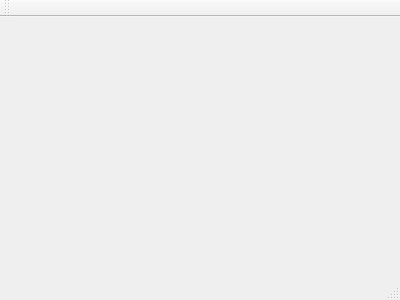
First picture: the form in mainwindow.ui, repository paule32/QtApache, before the edit.
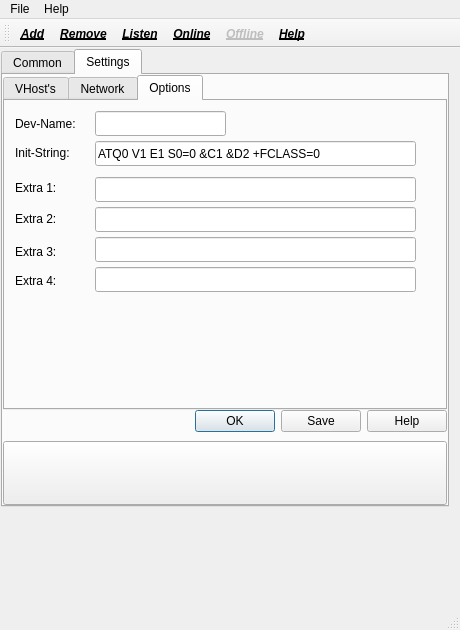
Second picture: the form after the edit. The open tabs and pages were chosen to show the change. Icons and pictures are not drawn.

Patch:
```diff
--- a/mainwindow.ui
+++ b/mainwindow.ui
@@ -1,24 +1,835 @@
 <ui version="4.0">
  <class>MainWindow</class>
- <widget class="QMainWindow" name="MainWindow" >
-  <property name="geometry" >
+ <widget class="QMainWindow" name="MainWindow">
+  <property name="geometry">
    <rect>
     <x>0</x>
     <y>0</y>
-    <width>400</width>
-    <height>300</height>
+    <width>460</width>
+    <height>630</height>
    </rect>
   </property>
   <property name="windowTitle" >
    <string>MainWindow</string>
   </property>
-  <widget class="QMenuBar" name="menuBar" />
-  <widget class="QToolBar" name="mainToolBar" />
-  <widget class="QWidget" name="centralWidget" />
-  <widget class="QStatusBar" name="statusBar" />
+  <widget class="QWidget" name="centralWidget">
+   <property name="enabled">
+    <bool>true</bool>
+   </property>
+   <layout class="QVBoxLayout" name="verticalLayout_2" stretch="0">
+    <property name="spacing">
+     <number>1</number>
+    </property>
+    <property name="sizeConstraint">
+     <enum>QLayout::SetFixedSize</enum>
+    </property>
+    <property name="leftMargin">
+     <number>1</number>
+    </property>
+    <property name="topMargin">
+     <number>1</number>
+    </property>
+    <property name="rightMargin">
+     <number>1</number>
+    </property>
+    <property name="bottomMargin">
+     <number>1</number>
+    </property>
+    <item>
+     <layout class="QHBoxLayout" name="horizontalLayout_2">
+      <property name="spacing">
+       <number>0</number>
+      </property>
+      <property name="sizeConstraint">
+       <enum>QLayout::SetFixedSize</enum>
+      </property>
+      <item>
+       <widget class="QWidget" name="widget" native="true">
+        <property name="sizePolicy">
+         <sizepolicy hsizetype="Fixed" vsizetype="Fixed">
+          <horstretch>0</horstretch>
+          <verstretch>0</verstretch>
+         </sizepolicy>
+        </property>
+        <property name="minimumSize">
+         <size>
+          <width>0</width>
+          <height>480</height>
+         </size>
+        </property>
+        <layout class="QVBoxLayout" name="verticalLayout_9">
+         <property name="spacing">
+          <number>0</number>
+         </property>
+         <property name="sizeConstraint">
+          <enum>QLayout::SetFixedSize</enum>
+         </property>
+         <property name="leftMargin">
+          <number>0</number>
+         </property>
+         <property name="topMargin">
+          <number>0</number>
+         </property>
+         <property name="rightMargin">
+          <number>0</number>
+         </property>
+         <property name="bottomMargin">
+          <number>0</number>
+         </property>
+         <item>
+          <layout class="QVBoxLayout" name="verticalLayout_8">
+           <property name="spacing">
+            <number>0</number>
+           </property>
+           <property name="sizeConstraint">
+            <enum>QLayout::SetFixedSize</enum>
+           </property>
+           <property name="leftMargin">
+            <number>0</number>
+           </property>
+           <property name="rightMargin">
+            <number>0</number>
+           </property>
+           <item>
+            <widget class="QWidget" name="widget_2" native="true">
+             <layout class="QHBoxLayout" name="horizontalLayout">
+              <property name="spacing">
+               <number>0</number>
+              </property>
+              <property name="leftMargin">
+               <number>0</number>
+              </property>
+              <property name="topMargin">
+               <number>0</number>
+              </property>
+              <property name="rightMargin">
+               <number>0</number>
+              </property>
+              <property name="bottomMargin">
+               <number>0</number>
+              </property>
+              <item>
+               <layout class="QVBoxLayout" name="verticalLayout_10">
+                <property name="spacing">
+                 <number>0</number>
+                </property>
+                <item>
+                 <widget class="QWidget" name="widget_3" native="true">
+                  <layout class="QVBoxLayout" name="verticalLayout_20">
+                   <property name="spacing">
+                    <number>0</number>
+                   </property>
+                   <property name="sizeConstraint">
+                    <enum>QLayout::SetFixedSize</enum>
+                   </property>
+                   <property name="leftMargin">
+                    <number>0</number>
+                   </property>
+                   <property name="topMargin">
+                    <number>0</number>
+                   </property>
+                   <property name="rightMargin">
+                    <number>0</number>
+                   </property>
+                   <property name="bottomMargin">
+                    <number>0</number>
+                   </property>
+                   <item>
+                    <layout class="QVBoxLayout" name="verticalLayout_19">
+                     <property name="spacing">
+                      <number>0</number>
+                     </property>
+                     <property name="sizeConstraint">
+                      <enum>QLayout::SetFixedSize</enum>
+                     </property>
+                     <property name="leftMargin">
+                      <number>0</number>
+                     </property>
+                     <property name="topMargin">
+                      <number>0</number>
+                     </property>
+                     <item>
+                      <widget class="QWidget" name="widget_4" native="true">
+                       <layout class="QVBoxLayout" name="verticalLayout_25">
+                        <property name="spacing">
+                         <number>0</number>
+                        </property>
+                        <property name="leftMargin">
+                         <number>0</number>
+                        </property>
+                        <property name="topMargin">
+                         <number>0</number>
+                        </property>
+                        <property name="rightMargin">
+                         <number>0</number>
+                        </property>
+                        <property name="bottomMargin">
+                         <number>0</number>
+                        </property>
+                        <item>
+                         <widget class="QTabWidget" name="tabWidget">
+                          <property name="sizePolicy">
+                           <sizepolicy hsizetype="Expanding" vsizetype="Expanding">
+                            <horstretch>0</horstretch>
+                            <verstretch>0</verstretch>
+                           </sizepolicy>
+                          </property>
+                          <property name="currentIndex">
+                           <number>0</number>
+                          </property>
+                          <property name="elideMode">
+                           <enum>Qt::ElideMiddle</enum>
+                          </property>
+                          <widget class="QWidget" name="tab_16">
+                           <attribute name="title">
+                            <string>Common</string>
+                           </attribute>
+                           <layout class="QVBoxLayout" name="verticalLayout">
+                            <item>
+                             <widget class="QTreeWidget" name="treeWidget_4">
+                              <property name="minimumSize">
+                               <size>
+                                <width>0</width>
+                                <height>350</height>
+                               </size>
+                              </property>
+                              <property name="verticalScrollBarPolicy">
+                               <enum>Qt::ScrollBarAlwaysOn</enum>
+                              </property>
+                              <property name="autoScrollMargin">
+                               <number>16</number>
+                              </property>
+                              <property name="iconSize">
+                               <size>
+                                <width>32</width>
+                                <height>32</height>
+                               </size>
+                              </property>
+                              <property name="indentation">
+                               <number>0</number>
+                              </property>
+                              <property name="rootIsDecorated">
+                               <bool>false</bool>
+                              </property>
+                              <property name="wordWrap">
+                               <bool>false</bool>
+                              </property>
+                              <property name="columnCount">
+                               <number>2</number>
+                              </property>
+                              <attribute name="headerCascadingSectionResizes">
+                               <bool>false</bool>
+                              </attribute>
+                              <attribute name="headerDefaultSectionSize">
+                               <number>200</number>
+                              </attribute>
+                              <column>
+                               <property name="text">
+                                <string> Computer: localhost</string>
+                               </property>
+                              </column>
+                              <column>
+                               <property name="text">
+                                <string>IP</string>
+                               </property>
+                              </column>
+                              <item>
+                               <property name="text">
+                                <string>ServerA</string>
+                               </property>
+                               <property name="font">
+                                <font>
+                                 <pointsize>14</pointsize>
+                                 <weight>50</weight>
+                                 <bold>false</bold>
+                                </font>
+                               </property>
+                               <property name="icon">
+                                <iconset resource="resources.qrc">
+                                 <normaloff>:/img/online.jpeg</normaloff>:/img/online.jpeg</iconset>
+                               </property>
+                               <property name="text">
+                                <string>127.0.0.1</string>
+                               </property>
+                              </item>
+                              <item>
+                               <property name="text">
+                                <string>ServerB</string>
+                               </property>
+                               <property name="font">
+                                <font>
+                                 <pointsize>14</pointsize>
+                                </font>
+                               </property>
+                               <property name="icon">
+                                <iconset>
+                                 <activeon>:/img/offline.jpeg</activeon>
+                                </iconset>
+                               </property>
+                               <property name="text">
+                                <string>192.168.178.2</string>
+                               </property>
+                              </item>
+                             </widget>
+                            </item>
+                            <item>
+                             <widget class="QDialogButtonBox" name="buttonBox_7">
+                              <property name="standardButtons">
+                               <set>QDialogButtonBox::Help|QDialogButtonBox::Ok|QDialogButtonBox::Save</set>
+                              </property>
+                             </widget>
+                            </item>
+                            <item>
+                             <widget class="QPushButton" name="pushButton">
+                              <property name="enabled">
+                               <bool>true</bool>
+                              </property>
+                              <property name="maximumSize">
+                               <size>
+                                <width>16777215</width>
+                                <height>64</height>
+                               </size>
+                              </property>
+                              <property name="text">
+                               <string/>
+                              </property>
+                              <property name="icon">
+                               <iconset>
+                                <normalon>:/img/btn_donateCC_LG.gif</normalon>
+                               </iconset>
+                              </property>
+                              <property name="iconSize">
+                               <size>
+                                <width>256</width>
+                                <height>128</height>
+                               </size>
+                              </property>
+                             </widget>
+                            </item>
+                           </layout>
+                          </widget>
+                          <widget class="QWidget" name="tab_17">
+                           <attribute name="title">
+                            <string>Settings</string>
+                           </attribute>
+                           <layout class="QVBoxLayout" name="verticalLayout_21">
+                            <property name="spacing">
+                             <number>0</number>
+                            </property>
+                            <property name="leftMargin">
+                             <number>0</number>
+                            </property>
+                            <property name="topMargin">
+                             <number>0</number>
+                            </property>
+                            <property name="rightMargin">
+                             <number>0</number>
+                            </property>
+                            <property name="bottomMargin">
+                             <number>0</number>
+                            </property>
+                            <item>
+                             <layout class="QVBoxLayout" name="verticalLayout_22">
+                              <property name="spacing">
+                               <number>0</number>
+                              </property>
+                              <property name="sizeConstraint">
+                               <enum>QLayout::SetFixedSize</enum>
+                              </property>
+                              <property name="leftMargin">
+                               <number>0</number>
+                              </property>
+                              <item>
+                               <widget class="QTabWidget" name="tabWidget_5">
+                                <property name="sizePolicy">
+                                 <sizepolicy hsizetype="Fixed" vsizetype="Preferred">
+                                  <horstretch>0</horstretch>
+                                  <verstretch>0</verstretch>
+                                 </sizepolicy>
+                                </property>
+                                <property name="minimumSize">
+                                 <size>
+                                  <width>444</width>
+                                  <height>0</height>
+                                 </size>
+                                </property>
+                                <property name="currentIndex">
+                                 <number>0</number>
+                                </property>
+                                <widget class="QWidget" name="tab_18">
+                                 <attribute name="title">
+                                  <string>VHost's</string>
+                                 </attribute>
+                                 <layout class="QVBoxLayout" name="verticalLayout_23">
+                                  <property name="spacing">
+                                   <number>0</number>
+                                  </property>
+                                  <property name="leftMargin">
+                                   <number>0</number>
+                                  </property>
+                                  <property name="topMargin">
+                                   <number>0</number>
+                                  </property>
+                                  <property name="rightMargin">
+                                   <number>0</number>
+                                  </property>
+                                  <property name="bottomMargin">
+                                   <number>0</number>
+                                  </property>
+                                  <item>
+                                   <widget class="QScrollArea" name="scrollArea_2">
+                                    <property name="verticalScrollBarPolicy">
+                                     <enum>Qt::ScrollBarAlwaysOn</enum>
+                                    </property>
+                                    <property name="widgetResizable">
+                                     <bool>true</bool>
+                                    </property>
+                                    <widget class="QWidget" name="scrollAreaWidgetContents_2">
+                                     <property name="geometry">
+                                      <rect>
+                                       <x>0</x>
+                                       <y>0</y>
+                                       <width>424</width>
+                                       <height>312</height>
+                                      </rect>
+                                     </property>
+                                     <layout class="QVBoxLayout" name="verticalLayout_24">
+                                      <property name="spacing">
+                                       <number>0</number>
+                                      </property>
+                                      <property name="leftMargin">
+                                       <number>0</number>
+                                      </property>
+                                      <property name="topMargin">
+                                       <number>0</number>
+                                      </property>
+                                      <property name="rightMargin">
+                                       <number>0</number>
+                                      </property>
+                                      <property name="bottomMargin">
+                                       <number>0</number>
+                                      </property>
+                                      <item>
+                                       <widget class="QTabWidget" name="tabWidget_6">
+                                        <widget class="QWidget" name="tab_21">
+                                         <attribute name="title">
+                                          <string>Tab 1</string>
+                                         </attribute>
+                                         <widget class="QLabel" name="label">
+                                          <property name="geometry">
+                                           <rect>
+                                            <x>10</x>
+                                            <y>20</y>
+                                            <width>64</width>
+                                            <height>17</height>
+                                           </rect>
+                                          </property>
+                                          <property name="text">
+                                           <string>TextLabel</string>
+                                          </property>
+                                         </widget>
+                                        </widget>
+                                        <widget class="QWidget" name="tab_22">
+                                         <attribute name="title">
+                                          <string>Tab 2</string>
+                                         </attribute>
+                                        </widget>
+                                       </widget>
+                                      </item>
+                                     </layout>
+                                    </widget>
+                                   </widget>
+                                  </item>
+                                 </layout>
+                                </widget>
+                                <widget class="QWidget" name="tab_19">
+                                 <attribute name="title">
+                                  <string>Network</string>
+                                 </attribute>
+                                </widget>
+                                <widget class="QWidget" name="tab_20">
+                                 <attribute name="title">
+                                  <string>Options</string>
+                                 </attribute>
+                                 <widget class="QLabel" name="label_31">
+                                  <property name="geometry">
+                                   <rect>
+                                    <x>10</x>
+                                    <y>78</y>
+                                    <width>64</width>
+                                    <height>17</height>
+                                   </rect>
+                                  </property>
+                                  <property name="text">
+                                   <string>Extra 1:</string>
+                                  </property>
+                                 </widget>
+                                 <widget class="QLabel" name="label_32">
+                                  <property name="geometry">
+                                   <rect>
+                                    <x>10</x>
+                                    <y>109</y>
+                                    <width>64</width>
+                                    <height>17</height>
+                                   </rect>
+                                  </property>
+                                  <property name="text">
+                                   <string>Extra 2:</string>
+                                  </property>
+                                 </widget>
+                                 <widget class="QLineEdit" name="lineEdit_26">
+                                  <property name="geometry">
+                                   <rect>
+                                    <x>90</x>
+                                    <y>136</y>
+                                    <width>321</width>
+                                    <height>25</height>
+                                   </rect>
+                                  </property>
+                                 </widget>
+                                 <widget class="QLabel" name="label_33">
+                                  <property name="geometry">
+                                   <rect>
+                                    <x>10</x>
+                                    <y>43</y>
+                                    <width>81</width>
+                                    <height>17</height>
+                                   </rect>
+                                  </property>
+                                  <property name="text">
+                                   <string>Init-String:</string>
+                                  </property>
+                                 </widget>
+                                 <widget class="QLineEdit" name="lineEdit_27">
+                                  <property name="geometry">
+                                   <rect>
+                                    <x>90</x>
+                                    <y>76</y>
+                                    <width>321</width>
+                                    <height>25</height>
+                                   </rect>
+                                  </property>
+                                 </widget>
+                                 <widget class="QLineEdit" name="lineEdit_28">
+                                  <property name="geometry">
+                                   <rect>
+                                    <x>90</x>
+                                    <y>10</y>
+                                    <width>131</width>
+                                    <height>25</height>
+                                   </rect>
+                                  </property>
+                                 </widget>
+                                 <widget class="QLabel" name="label_34">
+                                  <property name="geometry">
+                                   <rect>
+                                    <x>10</x>
+                                    <y>171</y>
+                                    <width>64</width>
+                                    <height>17</height>
+                                   </rect>
+                                  </property>
+                                  <property name="text">
+                                   <string>Extra 4:</string>
+                                  </property>
+                                 </widget>
+                                 <widget class="QLineEdit" name="lineEdit_29">
+                                  <property name="geometry">
+                                   <rect>
+                                    <x>90</x>
+                                    <y>40</y>
+                                    <width>321</width>
+                                    <height>25</height>
+                                   </rect>
+                                  </property>
+                                  <property name="text">
+                                   <string>ATQ0 V1 E1 S0=0 &amp;C1 &amp;D2 +FCLASS=0</string>
+                                  </property>
+                                 </widget>
+                                 <widget class="QLineEdit" name="lineEdit_30">
+                                  <property name="geometry">
+                                   <rect>
+                                    <x>90</x>
+                                    <y>106</y>
+                                    <width>321</width>
+                                    <height>25</height>
+                                   </rect>
+                                  </property>
+                                 </widget>
+                                 <widget class="QLabel" name="label_35">
+                                  <property name="geometry">
+                                   <rect>
+                                    <x>10</x>
+                                    <y>14</y>
+                                    <width>71</width>
+                                    <height>17</height>
+                                   </rect>
+                                  </property>
+                                  <property name="text">
+                                   <string>Dev-Name:</string>
+                                  </property>
+                                 </widget>
+                                 <widget class="QLineEdit" name="lineEdit_31">
+                                  <property name="geometry">
+                                   <rect>
+                                    <x>90</x>
+                                    <y>166</y>
+                                    <width>321</width>
+                                    <height>25</height>
+                                   </rect>
+                                  </property>
+                                 </widget>
+                                 <widget class="QLabel" name="label_36">
+                                  <property name="geometry">
+                                   <rect>
+                                    <x>10</x>
+                                    <y>142</y>
+                                    <width>64</width>
+                                    <height>17</height>
+                                   </rect>
+                                  </property>
+                                  <property name="text">
+                                   <string>Extra 3:</string>
+                                  </property>
+                                 </widget>
+                                </widget>
+                               </widget>
+                              </item>
+                             </layout>
+                            </item>
+                            <item>
+                             <widget class="QDialogButtonBox" name="buttonBox_8">
+                              <property name="standardButtons">
+                               <set>QDialogButtonBox::Help|QDialogButtonBox::Ok|QDialogButtonBox::Save</set>
+                              </property>
+                             </widget>
+                            </item>
+                            <item>
+                             <spacer name="verticalSpacer">
+                              <property name="orientation">
+                               <enum>Qt::Vertical</enum>
+                              </property>
+                              <property name="sizeType">
+                               <enum>QSizePolicy::Fixed</enum>
+                              </property>
+                              <property name="sizeHint" stdset="0">
+                               <size>
+                                <width>20</width>
+                                <height>9</height>
+                               </size>
+                              </property>
+                             </spacer>
+                            </item>
+                            <item>
+                             <widget class="QPushButton" name="pushButton_2">
+                              <property name="enabled">
+                               <bool>true</bool>
+                              </property>
+                              <property name="maximumSize">
+                               <size>
+                                <width>16777215</width>
+                                <height>64</height>
+                               </size>
+                              </property>
+                              <property name="text">
+                               <string/>
+                              </property>
+                              <property name="icon">
+                               <iconset>
+                                <normalon>:/img/btn_donateCC_LG.gif</normalon>
+                               </iconset>
+                              </property>
+                              <property name="iconSize">
+                               <size>
+                                <width>256</width>
+                                <height>128</height>
+                               </size>
+                              </property>
+                             </widget>
+                            </item>
+                           </layout>
+                          </widget>
+                         </widget>
+                        </item>
+                       </layout>
+                      </widget>
+                     </item>
+                    </layout>
+                   </item>
+                  </layout>
+                 </widget>
+                </item>
+               </layout>
+              </item>
+             </layout>
+            </widget>
+           </item>
+          </layout>
+         </item>
+        </layout>
+       </widget>
+      </item>
+     </layout>
+    </item>
+   </layout>
+  </widget>
+  <widget class="QMenuBar" name="menuBar">
+   <property name="geometry">
+    <rect>
+     <x>0</x>
+     <y>0</y>
+     <width>460</width>
+     <height>22</height>
+    </rect>
+   </property>
+   <widget class="QMenu" name="menuFile">
+    <property name="title">
+     <string>File</string>
+    </property>
+    <addaction name="actionExit"/>
+   </widget>
+   <widget class="QMenu" name="menuHelp">
+    <property name="title">
+     <string>Help</string>
+    </property>
+    <addaction name="actionAbout_this_Application"/>
+    <addaction name="actionAbout_Qt"/>
+   </widget>
+   <addaction name="menuFile"/>
+   <addaction name="menuHelp"/>
+  </widget>
+  <widget class="QToolBar" name="mainToolBar">
+   <property name="font">
+    <font>
+     <weight>75</weight>
+     <italic>true</italic>
+     <bold>true</bold>
+     <underline>true</underline>
+    </font>
+   </property>
+   <property name="iconSize">
+    <size>
+     <width>64</width>
+     <height>64</height>
+    </size>
+   </property>
+   <property name="toolButtonStyle">
+    <enum>Qt::ToolButtonTextUnderIcon</enum>
+   </property>
+   <attribute name="toolBarArea">
+    <enum>TopToolBarArea</enum>
+   </attribute>
+   <attribute name="toolBarBreak">
+    <bool>false</bool>
+   </attribute>
+   <addaction name="actionAdd"/>
+   <addaction name="actionRemove"/>
+   <addaction name="actionListen"/>
+   <addaction name="actionGoOnline"/>
+   <addaction name="actionOffline"/>
+   <addaction name="actionHelp"/>
+  </widget>
+  <widget class="QStatusBar" name="statusBar"/>
+  <action name="actionListen">
+   <property name="checkable">
+    <bool>true</bool>
+   </property>
+   <property name="icon">
+    <iconset>
+     <activeon>:/img/1417835-200.png</activeon>
+    </iconset>
+   </property>
+   <property name="text">
+    <string>Listen</string>
+   </property>
+  </action>
+  <action name="actionHelp">
+   <property name="icon">
+    <iconset resource="resources.qrc">
+     <normaloff>:/img/help.jpeg</normaloff>:/img/help.jpeg</iconset>
+   </property>
+   <property name="text">
+    <string>Help</string>
+   </property>
+  </action>
+  <action name="actionGoOnline">
+   <property name="icon">
+    <iconset resource="resources.qrc">
+     <normaloff>:/img/index.jpeg</normaloff>:/img/index.jpeg</iconset>
+   </property>
+   <property name="text">
+    <string>Online</string>
+   </property>
+  </action>
+  <action name="actionOffline">
+   <property name="enabled">
+    <bool>false</bool>
+   </property>
+   <property name="icon">
+    <iconset resource="resources.qrc">
+     <normaloff>:/img/images.png</normaloff>:/img/images.png</iconset>
+   </property>
+   <property name="text">
+    <string>Offline</string>
+   </property>
+  </action>
+  <action name="actionAdd">
+   <property name="icon">
+    <iconset resource="resources.qrc">
+     <normaloff>:/img/modem1.png</normaloff>:/img/modem1.png</iconset>
+   </property>
+   <property name="text">
+    <string>Add</string>
+   </property>
+  </action>
+  <action name="actionRemove">
+   <property name="icon">
+    <iconset resource="resources.qrc">
+     <normaloff>:/img/modem2.png</normaloff>:/img/modem2.png</iconset>
+   </property>
+   <property name="text">
+    <string>Remove</string>
+   </property>
+  </action>
+  <action name="actionAbout_this_Application">
+   <property name="text">
+    <string>About this Application ...</string>
+   </property>
+  </action>
+  <action name="actionAbout_Qt">
+   <property name="text">
+    <string>About Qt</string>
+   </property>
+  </action>
+  <action name="actionExit">
+   <property name="text">
+    <string>Exit</string>
+   </property>
+   <property name="shortcut">
+    <string>Ctrl+X</string>
+   </property>
+  </action>
  </widget>
- <layoutDefault spacing="6" margin="11" />
- <pixmapfunction></pixmapfunction>
- <resources/>
- <connections/>
+ <layoutdefault spacing="6" margin="11"/>
+ <resources>
+  <include location="resources.qrc"/>
+ </resources>
+ <connections>
+  <connection>
+   <sender>actionExit</sender>
+   <signal>triggered()</signal>
+   <receiver>MainWindow</receiver>
+   <slot>close()</slot>
+   <hints>
+    <hint type="sourcelabel">
+     <x>-1</x>
+     <y>-1</y>
+    </hint>
+    <hint type="destinationlabel">
+     <x>237</x>
+     <y>289</y>
+    </hint>
+   </hints>
+  </connection>
+ </connections>
 </ui>
```
Left out of the diff: 5 changed lines with no effect on the pictures.
